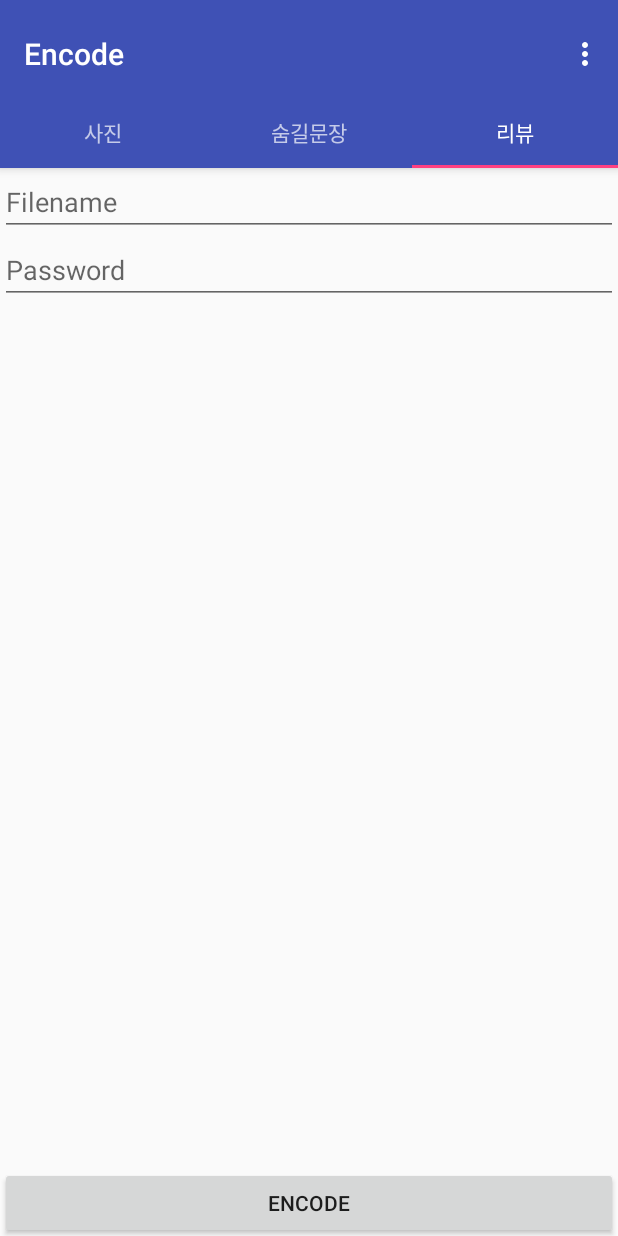
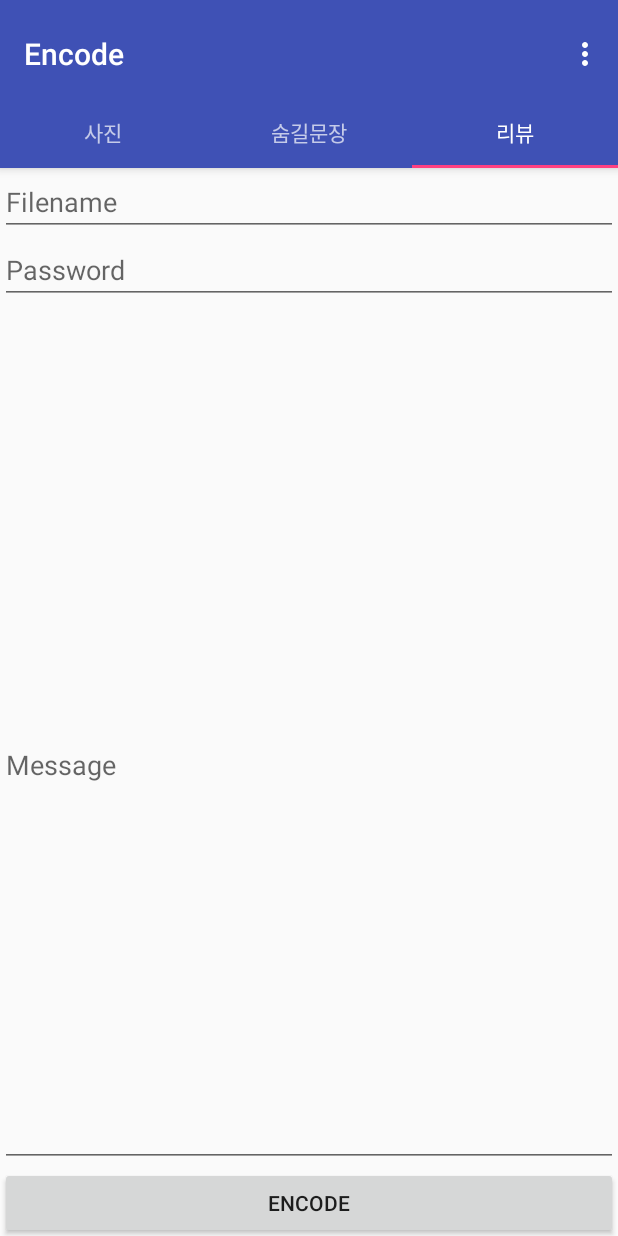
Before and after one commit to Spaqin/img-steganography-android, an Android app: the screen it shows after launch (Encode), tab 3 chosen, on a phone screen of 412 x 824 dp. Run offline under Robolectric (Android 15) with nearby library versions, the phone set to English and light mode, and no system bars.

Commit message:
- Created strings files for korean and polish languages - added algorithm files in prev. commit - tried to fix the camera (very low res pic!) - still broken, still thinking - added message text field (placeholder, still doesn't work) - fixed few more texts that were not included in strings files

```diff
--- a/app/build.gradle
+++ b/app/build.gradle
@@ -10,6 +10,7 @@ android {
         targetSdkVersion 23
         versionCode 1
         versionName "1.0"
+
     }
     buildTypes {
         release {
--- a/app/src/main/java/com/example/wngud/stegano/EncodeControl.java
+++ b/app/src/main/java/com/example/wngud/stegano/EncodeControl.java
@@ -1,11 +1,14 @@
 package com.example.wngud.stegano;
 
 import android.graphics.Bitmap;
+import android.util.Log;
+import com.example.wngud.stegano.SteganoAlgorithms.*;
 
 
 public class EncodeControl {
     private Encryption_type encType;
-    private String filename;
+    private String filepath;
+    private String message;
     private String password;
     private Bitmap picture;
 
@@ -14,18 +17,28 @@ public class EncodeControl {
         encType = enct;
     }
 
-    public void setFilename(String fn)
-    {
-        filename = fn;
-    }
-
     public void setPassword(String passwd)
     {
         password = passwd;
     }
 
+    public void setFilepath(String fp)
+    {
+        filepath = fp;
+    }
+
+    public void setMessage(String msg) {
+        message = msg;
+    }
+
+    public void setPicture(Bitmap pic)
+    {
+        picture = pic;
+        Log.d("[IMG STG]", picture.getHeight() + " x " + picture.getWidth());
+    }
+
     public void encode()
     {
-
+       // HideInformation hi = new HideInformation()
     }
 }
--- a/app/src/main/res/layout/content_main.xml
+++ b/app/src/main/res/layout/content_main.xml
@@ -12,7 +12,7 @@
     <Button
         android:layout_width="wrap_content"
         android:layout_height="wrap_content"
-        android:text="Encode"
+        android:text="@string/main_button_encode"
         android:id="@+id/goEncode"
         android:onClick="GoEncode"
         android:layout_above="@+id/goDecode"
@@ -22,7 +22,7 @@
     <Button
         android:layout_width="wrap_content"
         android:layout_height="wrap_content"
-        android:text="DECODE"
+        android:text="@string/main_button_decode"
         android:id="@+id/goDecode"
         android:layout_above="@+id/GoMMS"
         android:layout_alignEnd="@+id/goEncode"
@@ -51,7 +51,7 @@
     <Button
         android:layout_width="wrap_content"
         android:layout_height="wrap_content"
-        android:text="SHARING"
+        android:text="@string/main_button_share"
         android:id="@+id/GoMMS"
         android:layout_above="@+id/Exitbtn"
         android:layout_alignParentEnd="true"
--- a/app/src/main/res/layout/fragment_encode_fragment3.xml
+++ b/app/src/main/res/layout/fragment_encode_fragment3.xml
@@ -38,5 +38,25 @@
             android:layout_marginBottom="54dp"
             android:layout_alignParentEnd="true" />
 
+        <Space
+            android:layout_width="20px"
+            android:layout_height="40dp"
+            android:layout_below="@+id/passwdField"
+            android:layout_alignParentStart="true"
+            android:layout_alignParentEnd="true"
+            android:id="@+id/space" />
+
+        <EditText
+            android:layout_width="wrap_content"
+            android:layout_height="wrap_content"
+            android:inputType="textMultiLine"
+            android:ems="10"
+            android:id="@+id/editText"
+            android:layout_alignParentStart="true"
+            android:layout_above="@+id/encodeButton"
+            android:layout_alignParentEnd="true"
+            android:layout_below="@+id/space"
+            android:hint="@string/hint_message" />
+
     </RelativeLayout>
 </FrameLayout>
--- a/app/src/main/res/values/strings.xml
+++ b/app/src/main/res/values/strings.xml
@@ -1,5 +1,5 @@
 <resources>
-    <string name="app_name">Steganography</string>
+    <string name="app_name">Steganographics</string>
 
     <string name="navigation_drawer_open">Open navigation drawer</string>
     <string name="navigation_drawer_close">Close navigation drawer</string>
@@ -19,4 +19,9 @@
     <string name="filename">Filename</string>
     <string name="password">Password</string>
     <string name="encode_button">ENCODE</string>
+    <string name="hint_message" >Message</string>
+    <string name="main_button_encode">Encode</string>
+    <string name="main_button_share">share</string>
+    <string name="main_button_decode">decode</string>
+    <string name="error_camera">There was an error with taking a pic with the camera.</string>
 </resources>
```
Also changed, not shown: app/src/main/java/com/example/wngud/stegano/Encode.java (+42 -5 lines), 2 other files.
